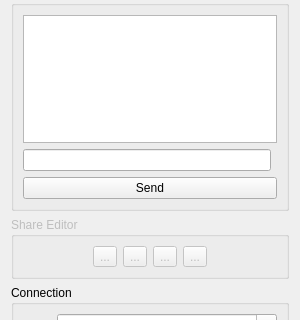
Before: the Qt Designer form Cooperation/ChatWidget.ui in testmana2/test, drawn with Qt 5; both pictures show x 0 to 300 and y 143 to 463 of the 300 by 600 pixel window.
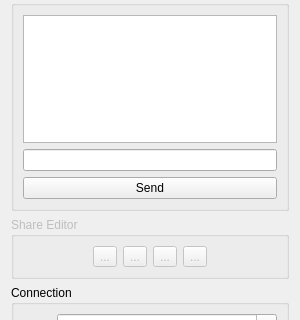
After: the same form once the commit is applied. Custom widgets are drawn as their Qt base class.

```diff
--- a/Cooperation/ChatWidget.ui
+++ b/Cooperation/ChatWidget.ui
@@ -50,8 +50,8 @@
      <property name="title">
       <string>Chat</string>
      </property>
-     <layout class="QGridLayout" name="gridLayout_2">
-      <item row="0" column="0" colspan="2">
+     <layout class="QVBoxLayout" name="verticalLayout_4">
+      <item>
        <widget class="QTextEdit" name="chatEdit">
         <property name="focusPolicy">
          <enum>Qt::NoFocus</enum>
@@ -64,14 +64,14 @@
         </property>
        </widget>
       </item>
-      <item row="1" column="0">
+      <item>
        <widget class="E5ClearableLineEdit" name="messageEdit">
         <property name="toolTip">
          <string>Enter the text to send</string>
         </property>
        </widget>
       </item>
-      <item row="2" column="0" colspan="2">
+      <item>
        <widget class="QPushButton" name="sendButton">
         <property name="toolTip">
          <string>Press to send the text above</string>
```
